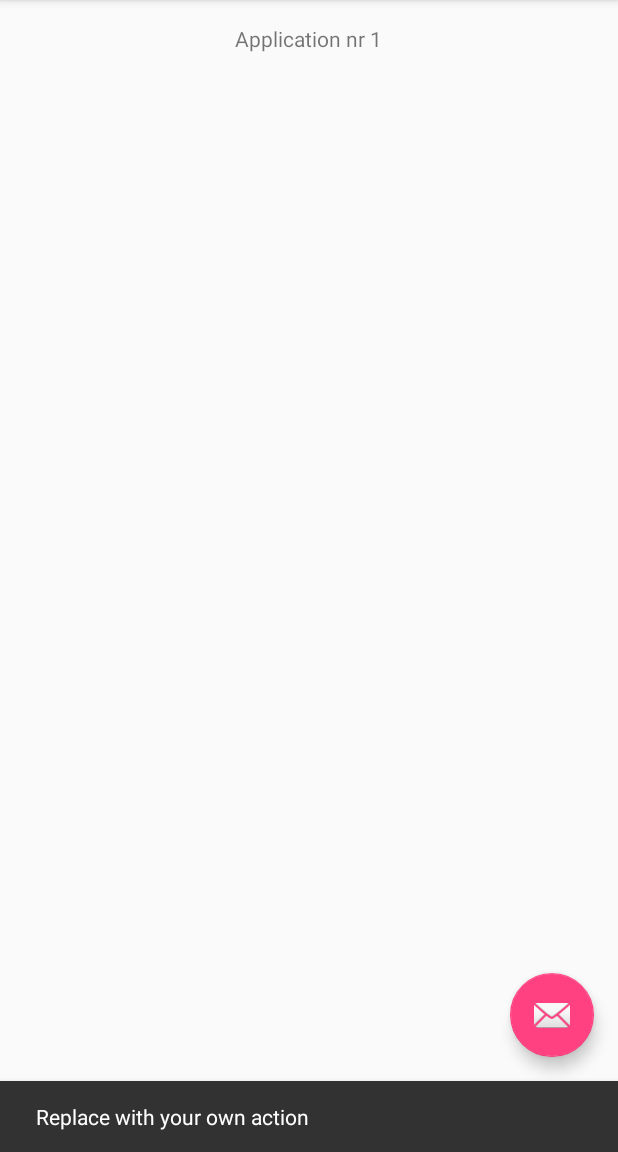
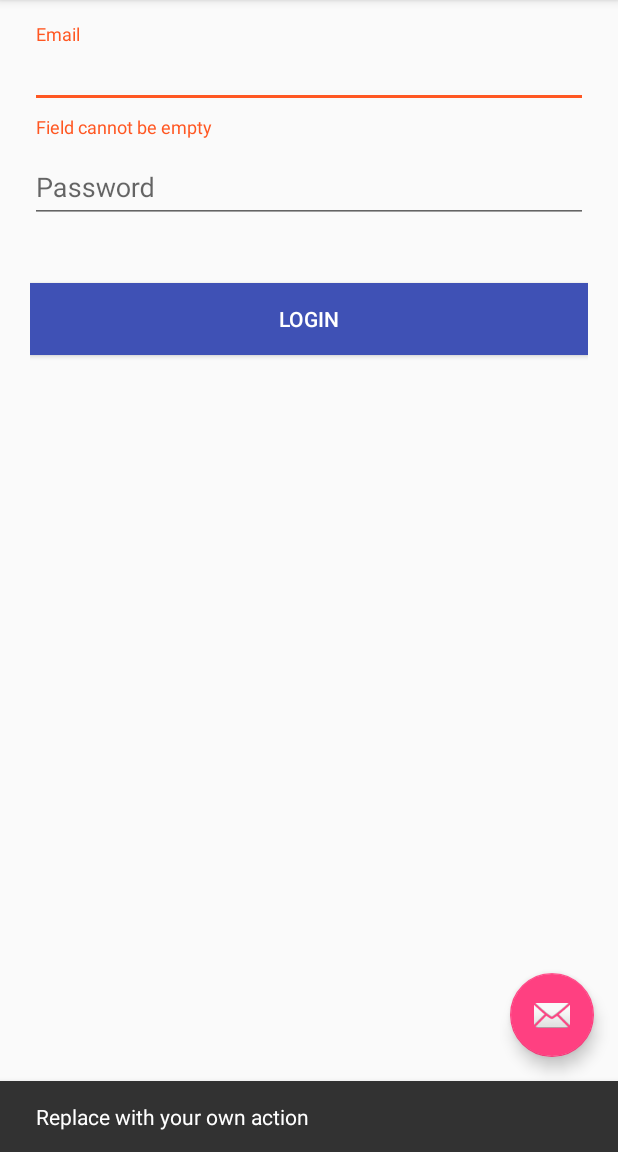
Before and after one commit to lkopocinski/Pat2016_Lukasz_Kopocinski, an Android app: the MainActivity screen opened directly, with no data from a screen before it, after a tap on an icon or button, on a phone screen of 412 x 824 dp, the part 84-1236 px from its top. Run offline under Robolectric (Android 15) with nearby library versions, the phone set to English and light mode, and no system bars; our stand-ins replace ButterKnife; 1 other tap on this screen came first.

Commit message:
login fields validation

```diff
--- a/app/src/main/java/pl/kopocinski/lukasz/lukaszkopocinski/activities/MainActivity.java
+++ b/app/src/main/java/pl/kopocinski/lukasz/lukaszkopocinski/activities/MainActivity.java
@@ -11,6 +11,7 @@ import butterknife.Bind;
 import butterknife.ButterKnife;
 import butterknife.OnClick;
 import pl.kopocinski.lukasz.lukaszkopocinski.R;
+import pl.kopocinski.lukasz.lukaszkopocinski.fragments.LoginFragment;
 import pl.kopocinski.lukasz.lukaszkopocinski.fragments.MainFragment;
 
 public class MainActivity extends AppCompatActivity {
@@ -30,7 +31,7 @@ public class MainActivity extends AppCompatActivity {
 
         if (savedInstanceState == null) {
             getSupportFragmentManager().beginTransaction().add(R.id.container,
-                    MainFragment.newInstance()).commit();
+                    LoginFragment.newInstance()).commit();
         }
     }
 
--- a/app/src/main/res/layout/fragment_login.xml
+++ b/app/src/main/res/layout/fragment_login.xml
@@ -1,8 +1,27 @@
-<FrameLayout xmlns:android="http://schemas.android.com/apk/res/android"
+<LinearLayout xmlns:android="http://schemas.android.com/apk/res/android"
     xmlns:tools="http://schemas.android.com/tools"
     android:layout_width="match_parent"
     android:layout_height="match_parent"
+    android:orientation="vertical"
+    android:paddingLeft="@dimen/input_text_margin"
+    android:paddingTop="@dimen/activity_vertical_margin"
+    android:paddingRight="@dimen/input_text_margin"
+
     tools:context="pl.kopocinski.lukasz.lukaszkopocinski.fragments.LoginFragment">
+
+    <android.support.design.widget.TextInputLayout
+        android:id="@+id/input_layout_email"
+        android:layout_width="match_parent"
+        android:layout_height="wrap_content">
+
+        <EditText
+            android:id="@+id/input_email"
+            android:layout_width="match_parent"
+            android:layout_height="wrap_content"
+            android:hint="@string/hint_email"
+            android:inputType="textEmailAddress" />
+
+    </android.support.design.widget.TextInputLayout>
 
     <android.support.design.widget.TextInputLayout
         android:id="@+id/input_layout_password"
@@ -13,10 +32,17 @@
             android:id="@+id/input_password"
             android:layout_width="match_parent"
             android:layout_height="wrap_content"
-            android:hint="@string/hint_email" />
+            android:hint="@string/hint_password"
+            android:inputType="textPassword" />
 
     </android.support.design.widget.TextInputLayout>
 
+    <Button android:id="@+id/button_login"
+        android:layout_width="match_parent"
+        android:layout_height="wrap_content"
+        android:text="@string/button_login"
+        android:background="@color/colorPrimary"
+        android:layout_marginTop="40dp"
+        android:textColor="@android:color/white"/>
 
-
-</FrameLayout>
+</LinearLayout>
--- a/app/src/main/res/values/dimens.xml
+++ b/app/src/main/res/values/dimens.xml
@@ -6,4 +6,9 @@
 
     <!-- Dimensions splash screen -->
     <dimen name="splash_picture_margin">16dp</dimen>
+
+    !-- Dimensions login fragment -->
+    <dimen name="input_text_margin">20dp</dimen>
+
+
 </resources>
--- a/app/src/main/res/values/strings.xml
+++ b/app/src/main/res/values/strings.xml
@@ -7,8 +7,11 @@
     <!-- LoginFragment -->
     <string name="hint_email">Email</string>
     <string name="hint_password">Password</string>
-    <string name="btn_login">Login</string>
-    <string name="err_msg_email">Enter valid email address</string>
-    <string name="err_msg_password">Enter the password</string>
+
+    <string name="button_login">Login</string>
+
+    <string name="error_message_empty_field">Field cannot be empty</string>
+    <string name="error_message_invalid_email">Enter valid email address</string>
+    <string name="error_message_password_incorrect_form">Password should have at least 8 signs</string>
 
 </resources>
```
Also changed, not shown: app/src/main/java/pl/kopocinski/lukasz/lukaszkopocinski/fragments/LoginFragment.java (+104 -5 lines).
